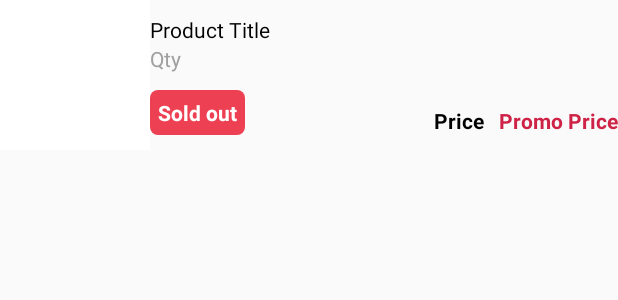
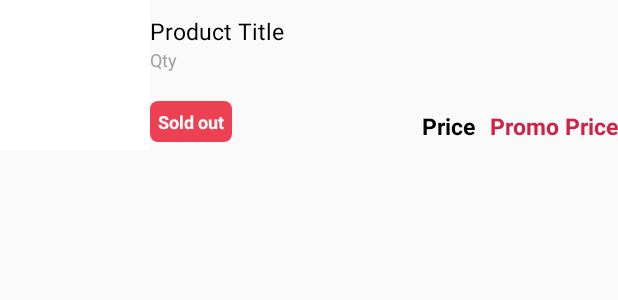
Before and after one commit to benjosantony/redmart_asssignment, an Android app: the layout item_layout_products.xml on its own in the app's theme, with its tools: preview values and no code run, on a phone screen of 412 x 824 dp. Shown: the top 300 px of the screen. Run offline under Robolectric (Android 15) with nearby library versions, the phone set to English and light mode, and no system bars; network calls fail.

Commit message:
Style changes

```diff
--- a/app/src/main/java/redmart/productslisting/adapters/ProductsAdapter.java
+++ b/app/src/main/java/redmart/productslisting/adapters/ProductsAdapter.java
@@ -88,6 +88,13 @@ public class ProductsAdapter extends BaseAdapter {
         String savingsText = price.getSavingsText();
         savingsText = price.isOnSale() ? savingsText : "SOLD OUT";
         holder.tvPromo.setText(savingsText);
+
+        if (price.isOnSale()){
+             holder.tvPromo.setBackgroundDrawable(context.getResources().getDrawable(R.drawable.promo_text_background));
+        } else {
+            holder.tvPromo.setBackgroundDrawable(context.getResources().getDrawable(R.drawable.sold_out_text_background));
+        }
+
         holder.tvPromotionalPrice.setText("S$" + FormatUtils.getDollarString(price.getPromoPrice()));
         holder.tvOriginalPrice.setText("S$" + FormatUtils.getDollarString(price.getPrice()));
         return convertView;
--- a/app/src/main/res/layout/item_layout_products.xml
+++ b/app/src/main/res/layout/item_layout_products.xml
@@ -23,10 +23,12 @@
         android:gravity="left"
         android:orientation="vertical"
         android:paddingTop="10dp"
-        android:paddingBottom="10dp">
+        android:paddingBottom="5dp">
 
         <!--Product Title-->
         <TextView
+            android:maxLines="2"
+            android:textSize="15sp"
             android:textColor="@android:color/black"
             android:id="@+id/tvProductTitle"
             android:layout_width="wrap_content"
@@ -35,6 +37,8 @@
 
         <!--Product Qty-->
         <TextView
+            android:singleLine="true"
+            android:textSize="12sp"
             android:id="@+id/tvProductQty"
             android:textColor="#a0a0a0"
             android:layout_width="wrap_content"
@@ -44,7 +48,7 @@
 
         <!-- Promotion  / Sold out-->
         <TextView
-
+            android:textSize="12sp"
             android:padding="5dp"
             android:background="@drawable/promo_text_background"
             android:textStyle="bold"
@@ -60,7 +64,7 @@
 
     <!--Price Values-->
     <LinearLayout
-        android:paddingBottom="10dp"
+        android:paddingBottom="5dp"
         android:layout_alignParentRight="true"
         android:layout_alignParentBottom="true"
         android:gravity="right"
@@ -68,6 +72,7 @@
         android:layout_width="wrap_content"
         android:layout_height="wrap_content">
         <TextView
+            android:textSize="15sp"
             android:textStyle="bold"
             android:textColor="@android:color/black"
             android:id="@+id/tvPrice"
@@ -77,6 +82,7 @@
             android:text="Price" />
 
         <TextView
+            android:textSize="15sp"
             android:textStyle="bold"
             android:textColor="#ffce2347"
             android:layout_marginLeft="10dp"
```
